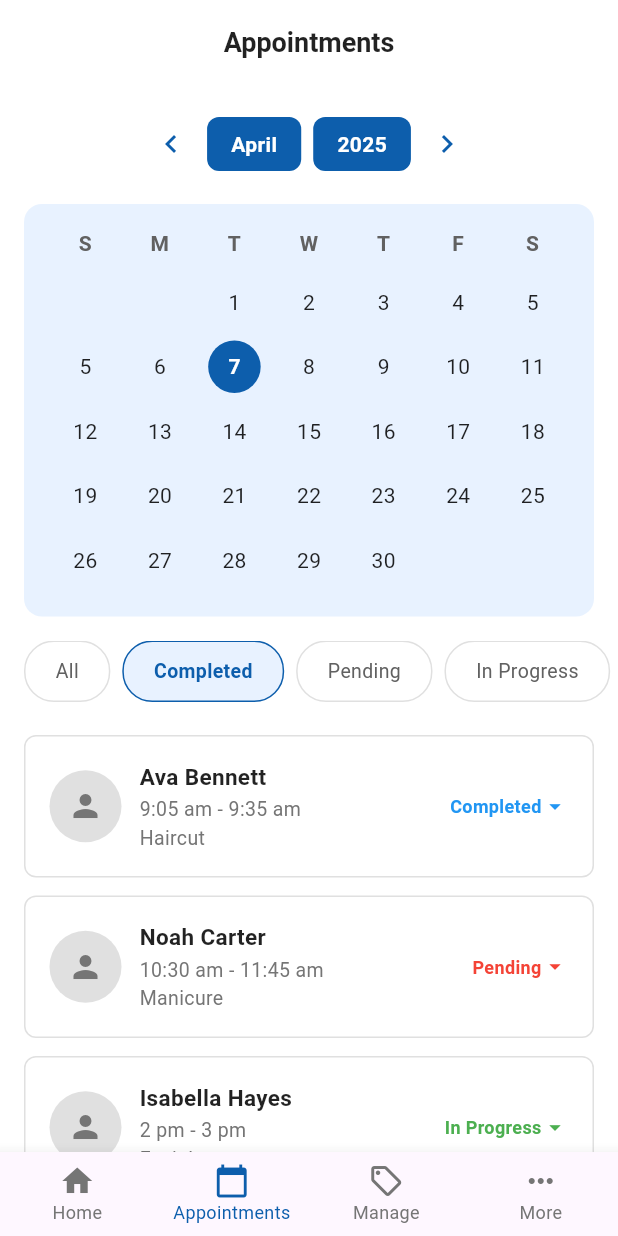
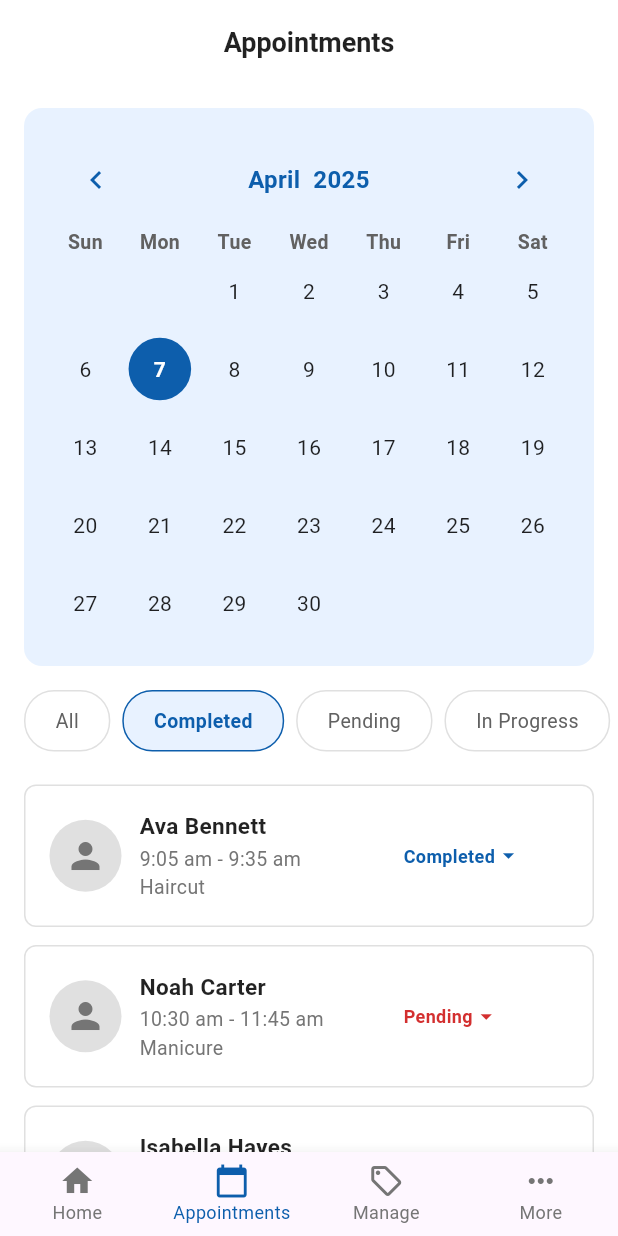
Before and after one commit to Saloon-Booking-System-SLT/Owner-Mobile-App, a Flutter app: the screen it shows after launch, item 2 of the bottom bar chosen, after a tap on "Completed", on a phone screen of 412 x 824 dp. Run offline on Flutter 3.47's test engine with Material 3 defaults, Android fonts, the light colour scheme and no system bars; drawn by our look-alikes of table_calendar; our stand-ins replace image_picker.

Commit message:
update dashborad and appointment screen

```diff
--- a/lib/owner/appointmentscreen.dart
+++ b/lib/owner/appointmentscreen.dart
@@ -1,5 +1,9 @@
 import 'package:flutter/material.dart';
+import 'package:table_calendar/table_calendar.dart';
 
+// Add this to your pubspec.yaml:
+// dependencies:
+//   table_calendar: ^3.0.9
 
 class AppointmentsScreen extends StatefulWidget {
   const AppointmentsScreen({super.key});
@@ -9,9 +13,19 @@ class AppointmentsScreen extends StatefulWidget {
 }
 
 class _AppointmentsScreenState extends State<AppointmentsScreen> {
-  String _selectedMonth = 'April';
-  int _selectedYear = 2025;
   String _selectedFilter = 'All';
+  DateTime _focusedDay = DateTime(2025, 4, 7);
+  DateTime? _selectedDay = DateTime(2025, 4, 7);
+
+  // Store appointment statuses
+  final Map<int, String> _appointmentStatuses = {
+    0: 'Completed',
+    1: 'Pending',
+    2: 'In Progress',
+    3: 'Cancel',
+    4: 'In Progress',
+    5: 'Pending',
+  };
 
   @override
   Widget build(BuildContext context) {
@@ -34,63 +48,14 @@ class _AppointmentsScreenState extends State<AppointmentsScreen> {
         child: Column(
           children: [
             const SizedBox(height: 16),
-            _buildMonthYearSelector(),
-            const SizedBox(height: 16),
             _buildCalendar(),
             const SizedBox(height: 16),
             _buildFilterTabs(),
             const SizedBox(height: 16),
             _buildAppointmentsList(),
+            const SizedBox(height: 20),
           ],
         ),
-      ),
-    );
-  }
-
-  Widget _buildMonthYearSelector() {
-    return Padding(
-      padding: const EdgeInsets.symmetric(horizontal: 16),
-      child: Row(
-        mainAxisAlignment: MainAxisAlignment.center,
-        children: [
-          IconButton(
-            icon: const Icon(Icons.chevron_left, color: Color(0xFF0D5EAC)),
-            onPressed: () {},
-          ),
-          Container(
-            padding: const EdgeInsets.symmetric(horizontal: 16, vertical: 8),
-            decoration: BoxDecoration(
-              color: const Color(0xFF0D5EAC),
-              borderRadius: BorderRadius.circular(8),
-            ),
-            child: Text(
-              _selectedMonth,
-              style: const TextStyle(
-                color: Colors.white,
-                fontWeight: FontWeight.w600,
-              ),
-            ),
-          ),
-          const SizedBox(width: 8),
-          Container(
-            padding: const EdgeInsets.symmetric(horizontal: 16, vertical: 8),
-            decoration: BoxDecoration(
-              color: const Color(0xFF0D5EAC),
-              borderRadius: BorderRadius.circular(8),
-            ),
-            child: Text(
-              _selectedYear.toString(),
-              style: const TextStyle(
-                color: Colors.white,
-                fontWeight: FontWeight.w600,
-              ),
-            ),
-          ),
-          IconButton(
-            icon: const Icon(Icons.chevron_right, color: Color(0xFF0D5EAC)),
-            onPressed: () {},
-          ),
-        ],
       ),
     );
   }
@@ -103,68 +68,105 @@ class _AppointmentsScreenState extends State<AppointmentsScreen> {
         color: const Color(0xFFE8F2FF),
         borderRadius: BorderRadius.circular(12),
       ),
-      child: Column(
-        children: [
-          Row(
-            mainAxisAlignment: MainAxisAlignment.spaceAround,
-            children: ['S', 'M', 'T', 'W', 'T', 'F', 'S']
-                .map((day) => SizedBox(
-                      width: 35,
-                      child: Text(
-                        day,
-                        textAlign: TextAlign.center,
-                        style: TextStyle(
+      child: TableCalendar(
+        firstDay: DateTime(2020, 1, 1),
+        lastDay: DateTime(2050, 12, 31),
+        focusedDay: _focusedDay,
+        selectedDayPredicate: (day) => isSameDay(_selectedDay, day),
+        calendarFormat: CalendarFormat.month,
+        startingDayOfWeek: StartingDayOfWeek.sunday,
+
+        // Header style
+        headerStyle: HeaderStyle(
+          formatButtonVisible: false,
+          titleCentered: true,
+          titleTextStyle: const TextStyle(
+            color: Color(0xFF0D5EAC),
+            fontSize: 16,
+            fontWeight: FontWeight.w600,
+          ),
+          leftChevronIcon: const Icon(
+            Icons.chevron_left,
+            color: Color(0xFF0D5EAC),
+          ),
+          rightChevronIcon: const Icon(
+            Icons.chevron_right,
+            color: Color(0xFF0D5EAC),
+          ),
+          headerPadding: const EdgeInsets.symmetric(vertical: 8),
+          decoration: const BoxDecoration(
+            color: Colors.transparent,
+          ),
+          titleTextFormatter: (date, locale) {
+            final months = [
+              'January', 'February', 'March', 'April', 'May', 'June',
+              'July', 'August', 'September', 'October', 'November', 'December'
+            ];
+            return '${months[date.month - 1]}  ${date.year}';
+          },
+        ),
+
+        // Calendar style
+        calendarStyle: CalendarStyle(
+          outsideDaysVisible: false,
+          weekendTextStyle: const TextStyle(color: Colors.black87),
+
+          // Default day style
+          defaultTextStyle: const TextStyle(
+            color: Colors.black87,
+            fontSize: 14,
+          ),
+
+          // Selected day style
+          selectedDecoration: const BoxDecoration(
+            color: Color(0xFF0D5EAC),
+            shape: BoxShape.circle,
+          ),
+          selectedTextStyle: const TextStyle(
+            color: Colors.white,
+            fontWeight: FontWeight.w600,
+            fontSize: 14,
+          ),
+
+          // Today's style
+          todayDecoration: BoxDecoration(
+            color: Colors.grey[300],
+            shape: BoxShape.circle,
+          ),
+          todayTextStyle: const TextStyle(
+            color: Colors.black87,
+            fontWeight: FontWeight.w600,
+            fontSize: 14,
+          ),
+
+          cellMargin: const EdgeInsets.all(4),
+          cellPadding: const EdgeInsets.all(0),
+        ),
+
+        // Days of week style
+        daysOfWeekStyle: DaysOfWeekStyle(
+          weekdayStyle: TextStyle(
             fontWeight: FontWeight.w600,
             color: Colors.grey[700],
+            fontSize: 13,
+          ),
+          weekendStyle: TextStyle(
+            fontWeight: FontWeight.w600,
+            color: Colors.grey[700],
+            fontSize: 13,
           ),
         ),
-                    ))
-                .toList(),
-          ),
-          const SizedBox(height: 8),
-          _buildCalendarGrid(),
-        ],
-      ),
-    );
-  }
 
-  Widget _buildCalendarGrid() {
-    return Column(
-      children: [
-        _buildWeekRow([' ', ' ', '1', '2', '3', '4', '5']),
-        _buildWeekRow(['5', '6', '7', '8', '9', '10', '11']),
-        _buildWeekRow(['12', '13', '14', '15', '16', '17', '18']),
-        _buildWeekRow(['19', '20', '21', '22', '23', '24', '25']),
-        _buildWeekRow(['26', '27', '28', '29', '30', ' ', ' ']),
-      ],
-    );
-  }
+        onDaySelected: (selectedDay, focusedDay) {
+          setState(() {
+            _selectedDay = selectedDay;
+            _focusedDay = focusedDay;
+          });
+        },
 
-  Widget _buildWeekRow(List<String> days) {
-    return Padding(
-      padding: const EdgeInsets.symmetric(vertical: 4),
-      child: Row(
-        mainAxisAlignment: MainAxisAlignment.spaceAround,
-        children: days.map((day) {
-          bool isSelected = day == '7';
-          return Container(
-            width: 35,
-            height: 35,
-            decoration: BoxDecoration(
-              color: isSelected ? const Color(0xFF0D5EAC) : Colors.transparent,
-              shape: BoxShape.circle,
-            ),
-            child: Center(
-              child: Text(
-                day,
-                style: TextStyle(
-                  color: isSelected ? Colors.white : Colors.black87,
-                  fontWeight: isSelected ? FontWeight.w600 : FontWeight.normal,
-                ),
-              ),
-            ),
-          );
-        }).toList(),
+        onPageChanged: (focusedDay) {
+          _focusedDay = focusedDay;
+        },
       ),
     );
   }
@@ -213,59 +215,20 @@ class _AppointmentsScreenState extends State<AppointmentsScreen> {
   Widget _buildAppointmentsList() {
     return Column(
       children: [
-        _buildAppointmentCard(
-          'Ava Bennett',
-          '9:05 am - 9:35 am',
-          'Haircut',
-          'Completed',
-          Colors.blue,
-        ),
-        _buildAppointmentCard(
-          'Noah Carter',
-          '10:30 am - 11:45 am',
-          'Manicure',
-          'Pending',
-          Colors.red,
-        ),
-        _buildAppointmentCard(
-          'Isabella Hayes',
-          '2 pm - 3 pm',
-          'Facial',
-          'In Progress',
-          Colors.green,
-        ),
-        _buildAppointmentCard(
-          'Isabella Hayes',
-          '2 pm - 3 pm',
-          'Facial',
-          'Cancel',
-          Colors.red,
-        ),
-        _buildAppointmentCard(
-          'Lucas Foster',
-          '3 pm - 4 pm',
-          'Massage',
-          'In Progress',
-          Colors.green,
-        ),
-        _buildAppointmentCard(
-          'Lucas Foster',
-          '3 pm - 4 pm',
-          'Massage',
-          'Pending',
-          Colors.red,
-        ),
+        _buildAppointmentCard(0, 'Ava Bennett', '9:05 am - 9:35 am', 'Haircut'),
+        _buildAppointmentCard(1, 'Noah Carter', '10:30 am - 11:45 am', 'Manicure'),
+        _buildAppointmentCard(2, 'Isabella Hayes', '2 pm - 3 pm', 'Facial'),
+        _buildAppointmentCard(3, 'Isabella Hayes', '2 pm - 3 pm', 'Facial'),
+        _buildAppointmentCard(4, 'Lucas Foster', '3 pm - 4 pm', 'Massage'),
+        _buildAppointmentCard(5, 'Lucas Foster', '3 pm - 4 pm', 'Massage'),
       ],
     );
   }
 
-  Widget _buildAppointmentCard(
-    String name,
-    String time,
-    String service,
-    String status,
-    Color statusColor,
-  ) {
+  Widget _buildAppointmentCard(int index, String name, String time, String service) {
+    final status = _appointmentStatuses[index] ?? 'Pending';
+    final statusColor = _getStatusColor(status);
+
     return Container(
       margin: const EdgeInsets.symmetric(horizontal: 16, vertical: 6),
       padding: const EdgeInsets.all(16),
@@ -279,7 +242,7 @@ class _AppointmentsScreenState extends State<AppointmentsScreen> {
           CircleAvatar(
             radius: 24,
             backgroundColor: Colors.grey[300],
-            child: Icon(Icons.person, color: Colors.grey[600]),
+            child: Icon(Icons.person, color: Colors.grey[600], size: 28),
           ),
           const SizedBox(width: 12),
           Expanded(
@@ -306,21 +269,72 @@ class _AppointmentsScreenState extends State<AppointmentsScreen> {
               ],
             ),
           ),
-          Row(
+          const SizedBox(width: 8),
+          SizedBox(
+            width: 110,
+            child: PopupMenuButton<String>(
+              offset: const Offset(0, 35),
+              onSelected: (String newStatus) {
+                setState(() {
+                  _appointmentStatuses[index] = newStatus;
+                });
+              },
+              itemBuilder: (BuildContext context) => [
+                _buildPopupMenuItem('Completed', const Color(0xFF0D5EAC)),
+                _buildPopupMenuItem('Pending', Colors.red[700]!),
+                _buildPopupMenuItem('In Progress', Colors.green[700]!),
+                _buildPopupMenuItem('Cancel', Colors.red[700]!),
+              ],
+              child: Row(
+                mainAxisSize: MainAxisSize.min,
                 children: [
-              Text(
+                  Flexible(
+                    child: Text(
                       status,
                       style: TextStyle(
                         fontSize: 12,
                         color: statusColor,
                         fontWeight: FontWeight.w600,
                       ),
+                      overflow: TextOverflow.ellipsis,
+                    ),
                   ),
                   Icon(Icons.arrow_drop_down, size: 18, color: statusColor),
                 ],
+              ),
+            ),
           ),
         ],
       ),
     );
   }
+
+  PopupMenuItem<String> _buildPopupMenuItem(String text, Color color) {
+    return PopupMenuItem<String>(
+      value: text,
+      child: Text(
+        text,
+        style: TextStyle(
+          color: color,
+          fontWeight: FontWeight.w600,
+          fontSize: 13,
+        ),
+      ),
+    );
   }
+
+  Color _getStatusColor(String status) {
+    switch (status) {
+      case 'Completed':
+        return const Color(0xFF0D5EAC);
+      case 'Pending':
+        return Colors.red[700]!;
+      case 'In Progress':
+        return Colors.green[700]!;
+      case 'Cancel':
+        return Colors.red[700]!;
+      default:
+        return Colors.grey[700]!;
+    }
+  }
+}
--- a/lib/owner/dashboardscreen.dart
+++ b/lib/owner/dashboardscreen.dart
@@ -1,7 +1,20 @@
 import 'package:flutter/material.dart';
 
-class DashboardScreen extends StatelessWidget {
+class DashboardScreen extends StatefulWidget {
   const DashboardScreen({super.key});
+
+  @override
+  State<DashboardScreen> createState() => _DashboardScreenState();
+}
+
+class _DashboardScreenState extends State<DashboardScreen> {
+  // Store status for each appointment by index
+  final Map<int, String> _appointmentStatuses = {
+    0: 'Pending',
+    1: 'Completed',
+    2: 'Completed',
+    3: 'Completed',
+  };
 
   @override
   Widget build(BuildContext context) {
@@ -72,40 +85,36 @@ class DashboardScreen extends StatelessWidget {
               ),
             ),
             _buildAppointmentItem(
+              index: 0,
               date: 'Oct 26, 2025',
               name: 'Evelyn Reed',
               time: '10:00 AM',
               customerId: '12345',
               service: 'Haircut',
-              status: 'Pending',
-              isPending: true,
             ),
             _buildAppointmentItem(
+              index: 1,
               date: 'Oct 26, 2025',
               name: 'Chloe Foster',
               time: '11:30 AM',
               customerId: '67890',
               service: 'Manicure',
-              status: 'Completed',
-              isPending: false,
             ),
             _buildAppointmentItem(
+              index: 2,
               date: 'Oct 27, 2025',
               name: 'Abigail Morgan',
               time: '2:00 PM',
               customerId: '24680',
               service: 'Facial',
-              status: 'Completed',
-              isPending: false,
             ),
             _buildAppointmentItem(
+              index: 3,
               date: 'Oct 27, 2025',
               name: 'Harper Brooks',
               time: '3:30 PM',
               customerId: '13579',
               service: 'Hair Coloring',
-              status: 'Completed',
-              isPending: false,
             ),
             const SizedBox(height: 20),
           ],
@@ -147,14 +156,16 @@ class DashboardScreen extends StatelessWidget {
   }
 
   Widget _buildAppointmentItem({
+    required int index,
     required String date,
     required String name,
     required String time,
     required String customerId,
     required String service,
-    required String status,
-    required bool isPending,
   }) {
+    final status = _appointmentStatuses[index] ?? 'Pending';
+    final statusColor = _getStatusColor(status);
+
     return Container(
       margin: const EdgeInsets.symmetric(horizontal: 16, vertical: 6),
       padding: const EdgeInsets.all(16),
@@ -174,23 +185,18 @@ class DashboardScreen extends StatelessWidget {
               children: [
                 Row(
                   children: [
-                    Text(
-                      '$date • ',
+                    Flexible(
+                      child: Text(
+                        '$date • $name',
                         style: const TextStyle(
                           fontSize: 14,
                           fontWeight: FontWeight.w600,
                           color: Colors.black87,
                         ),
-                    ),
-                    Text(
-                      name,
-                      style: const TextStyle(
-                        fontSize: 14,
-                        fontWeight: FontWeight.w600,
-                        color: Colors.black87,
+                        overflow: TextOverflow.ellipsis,
                       ),
                     ),
-                    const Spacer(),
+                    const SizedBox(width: 8),
                     Text(
                       time,
                       style: TextStyle(fontSize: 13, color: Colors.grey[700]),
@@ -205,33 +211,87 @@ class DashboardScreen extends StatelessWidget {
               ],
             ),
           ),
-          Container(
+          const SizedBox(width: 8),
+          // Status Dropdown Button with fixed width
+          SizedBox(
+            width: 110,
+            child: PopupMenuButton<String>(
+              offset: const Offset(0, 35),
+              onSelected: (String newStatus) {
+                setState(() {
+                  _appointmentStatuses[index] = newStatus;
+                });
+                ScaffoldMessenger.of(context).showSnackBar(
+                  SnackBar(
+                    content: Text('Status changed to $newStatus'),
+                    duration: const Duration(seconds: 1),
+                  ),
+                );
+              },
+              itemBuilder: (BuildContext context) => [
+                _buildPopupMenuItem('Pending', Colors.red[700]!),
+                _buildPopupMenuItem('Completed', const Color(0xFF0D5EAC)),
+                _buildPopupMenuItem('In Progress', Colors.green[700]!),
+                _buildPopupMenuItem('Cancel', Colors.red[700]!),
+              ],
+              child: Container(
                 padding: const EdgeInsets.symmetric(horizontal: 8, vertical: 4),
                 child: Row(
                   mainAxisSize: MainAxisSize.min,
                   children: [
-                Text(
+                    Flexible(
+                      child: Text(
                         status,
                         style: TextStyle(
                           fontSize: 12,
-                    color: isPending
-                        ? Colors.red[700]
-                        : const Color(0xFF0D5EAC),
+                          color: statusColor,
                           fontWeight: FontWeight.w600,
+                        ),
+                        overflow: TextOverflow.ellipsis,
                       ),
                     ),
                     const SizedBox(width: 4),
                     Icon(
                       Icons.arrow_drop_down,
                       size: 18,
-                  color:
-                      isPending ? Colors.red[700] : const Color(0xFF0D5EAC),
+                      color: statusColor,
                     ),
                   ],
+                ),
+              ),
             ),
           ),
         ],
       ),
     );
   }
+
+  PopupMenuItem<String> _buildPopupMenuItem(String text, Color color) {
+    return PopupMenuItem<String>(
+      value: text,
+      child: Text(
+        text,
+        style: TextStyle(
+          color: color,
+          fontWeight: FontWeight.w600,
+          fontSize: 13,
+        ),
+      ),
+    );
   }
+
+  Color _getStatusColor(String status) {
+    switch (status) {
+      case 'Pending':
+        return Colors.red[700]!;
+      case 'Completed':
+        return const Color(0xFF0D5EAC);
+      case 'In Progress':
+        return Colors.green[700]!;
+      case 'Cancel':
+        return Colors.red[700]!;
+      default:
+        return Colors.grey[700]!;
+    }
+  }
+}
--- a/pubspec.yaml
+++ b/pubspec.yaml
@@ -24,6 +24,7 @@ dependencies:
   cupertino_icons: ^1.0.8
   image_picker: ^1.1.2
   google_fonts: ^6.1.0
+  table_calendar: ^3.0.9
 
 dev_dependencies:
   flutter_test:
```
Also changed, not shown: pubspec.lock. Lines whose indentation alone changed are shown as unchanged.
